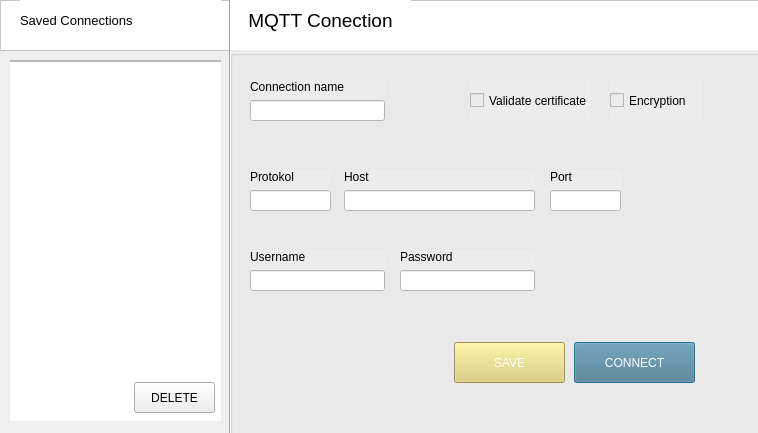
This is src/gui/new_connection.ui in Sekky61/MQTT-monitor as Qt 5 draws it before an edit. The edited form follows.
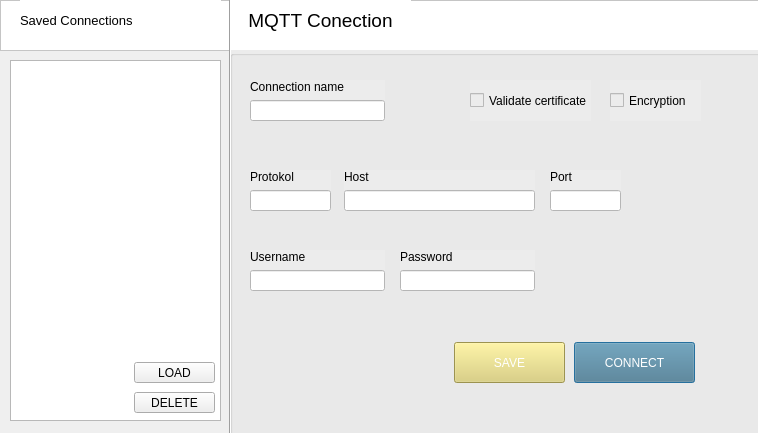
This is the edited form.

```diff
--- a/src/gui/new_connection.ui
+++ b/src/gui/new_connection.ui
@@ -327,29 +327,45 @@
    <property name="frameShadow">
     <enum>QFrame::Raised</enum>
    </property>
-   <widget class="QListView" name="listView">
-    <property name="geometry">
-     <rect>
-      <x>-5</x>
-      <y>1</y>
-      <width>221</width>
-      <height>361</height>
-     </rect>
-    </property>
-   </widget>
    <widget class="QPushButton" name="delete_button">
     <property name="geometry">
      <rect>
       <x>124</x>
-      <y>322</y>
+      <y>332</y>
       <width>81</width>
-      <height>31</height>
+      <height>21</height>
      </rect>
     </property>
     <property name="text">
      <string>DELETE</string>
     </property>
    </widget>
+   <widget class="QPushButton" name="loadButton">
+    <property name="geometry">
+     <rect>
+      <x>124</x>
+      <y>302</y>
+      <width>81</width>
+      <height>21</height>
+     </rect>
+    </property>
+    <property name="text">
+     <string>LOAD</string>
+    </property>
+   </widget>
+   <widget class="QListWidget" name="listWidget">
+    <property name="geometry">
+     <rect>
+      <x>0</x>
+      <y>0</y>
+      <width>211</width>
+      <height>361</height>
+     </rect>
+    </property>
+   </widget>
+   <zorder>listWidget</zorder>
+   <zorder>loadButton</zorder>
+   <zorder>delete_button</zorder>
   </widget>
   <widget class="Line" name="separate_line">
    <property name="geometry">
```
Left out of the diff: 13 changed lines with no effect on the pictures.
